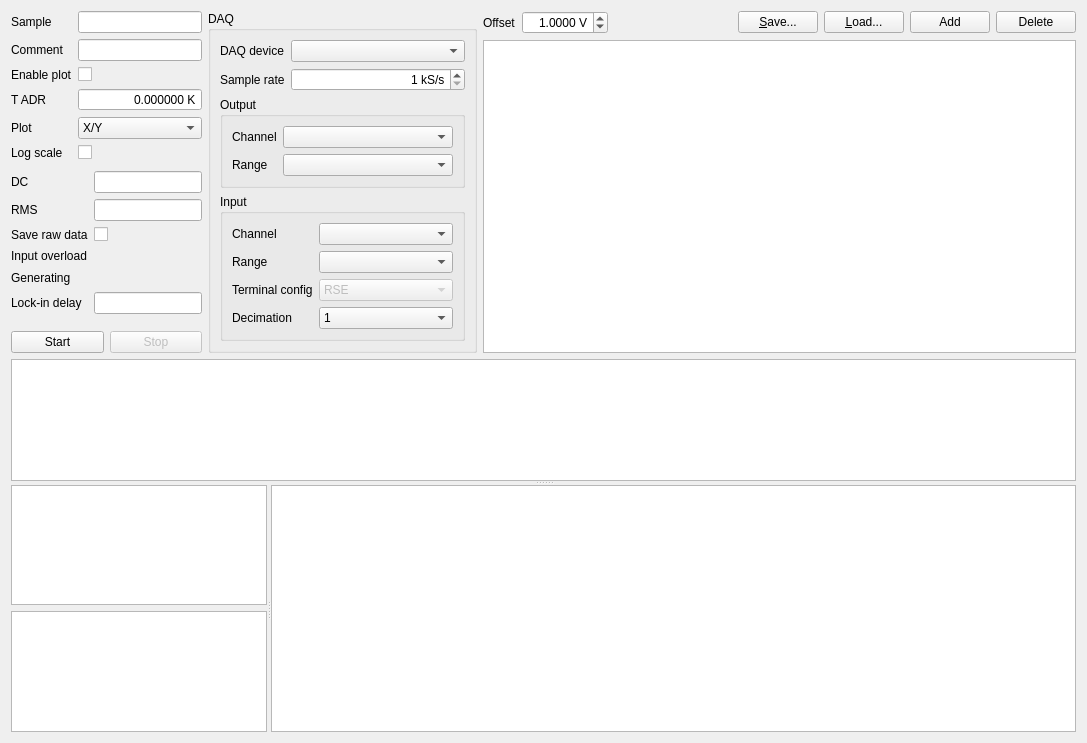
The window that TES/MultiLockinUi.ui (AvirupRoy/research) describes before a commit, drawn with Qt 5.
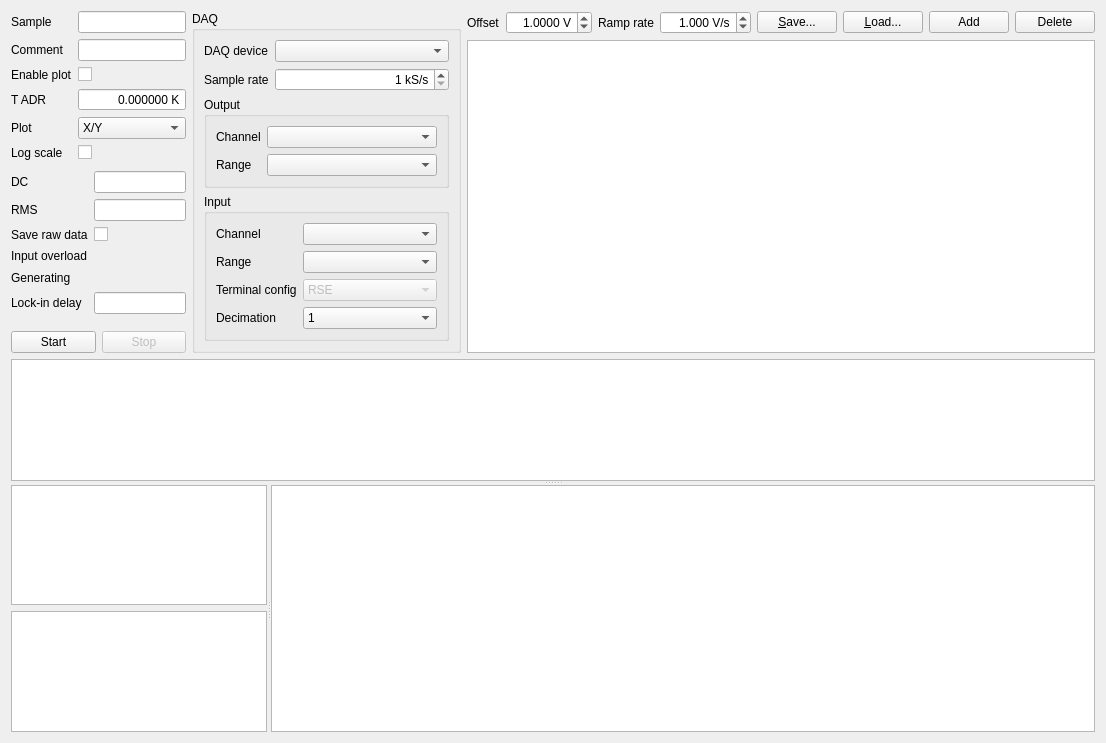
The same window after the commit. Custom widgets are drawn as their Qt base class.

Commit message: Add ramp rate control

The edit to the form file:
```diff
--- a/TES/MultiLockinUi.ui
+++ b/TES/MultiLockinUi.ui
@@ -695,6 +695,53 @@
              </property>
             </widget>
            </item>
+           <item>
+            <widget class="QLabel" name="label_18">
+             <property name="text">
+              <string>Ramp rate</string>
+             </property>
+             <property name="buddy">
+              <cstring>rampRateSb</cstring>
+             </property>
+            </widget>
+           </item>
+           <item>
+            <widget class="QDoubleSpinBox" name="rampRateSb">
+             <property name="toolTip">
+              <string>Choose maximum voltage for the ramp.</string>
+             </property>
+             <property name="alignment">
+              <set>Qt::AlignRight|Qt::AlignTrailing|Qt::AlignVCenter</set>
+             </property>
+             <property name="specialValueText">
+              <string>Disabled</string>
+             </property>
+             <property name="accelerated">
+              <bool>true</bool>
+             </property>
+             <property name="keyboardTracking">
+              <bool>false</bool>
+             </property>
+             <property name="suffix">
+              <string> V/s</string>
+             </property>
+             <property name="decimals">
+              <number>3</number>
+             </property>
+             <property name="minimum">
+              <double>0.000000000000000</double>
+             </property>
+             <property name="maximum">
+              <double>100.000000000000000</double>
+             </property>
+             <property name="singleStep">
+              <double>0.001000000000000</double>
+             </property>
+             <property name="value">
+              <double>1.000000000000000</double>
+             </property>
+            </widget>
+           </item>
            <item>
             <spacer name="horizontalSpacer">
              <property name="orientation">
```
